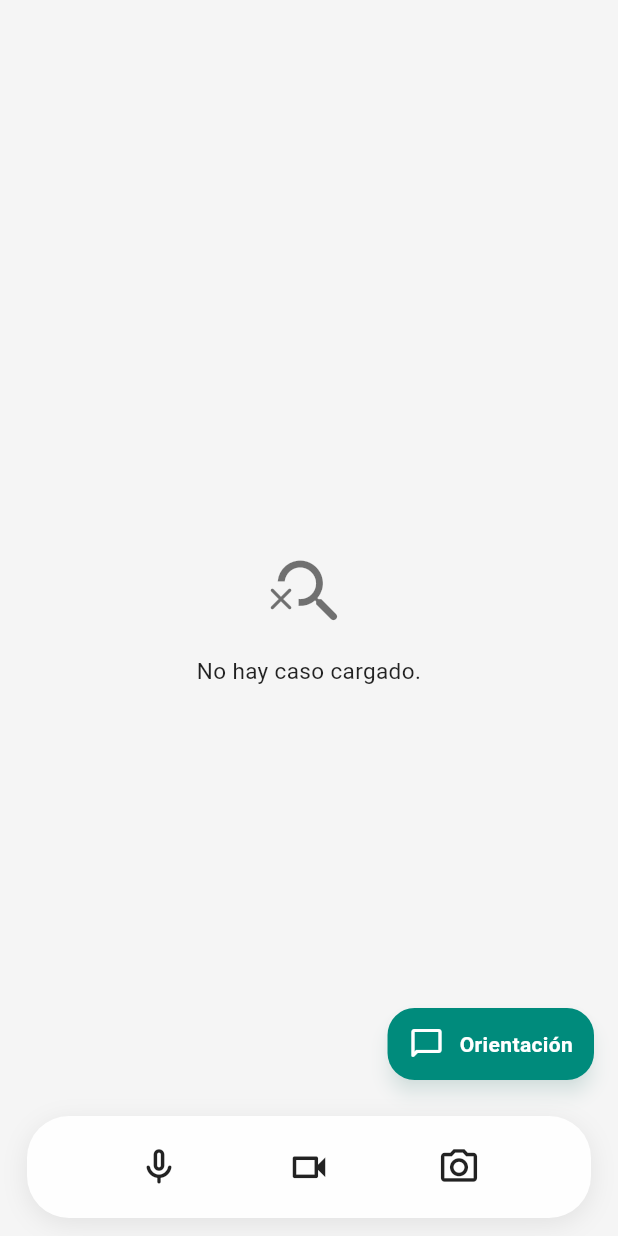
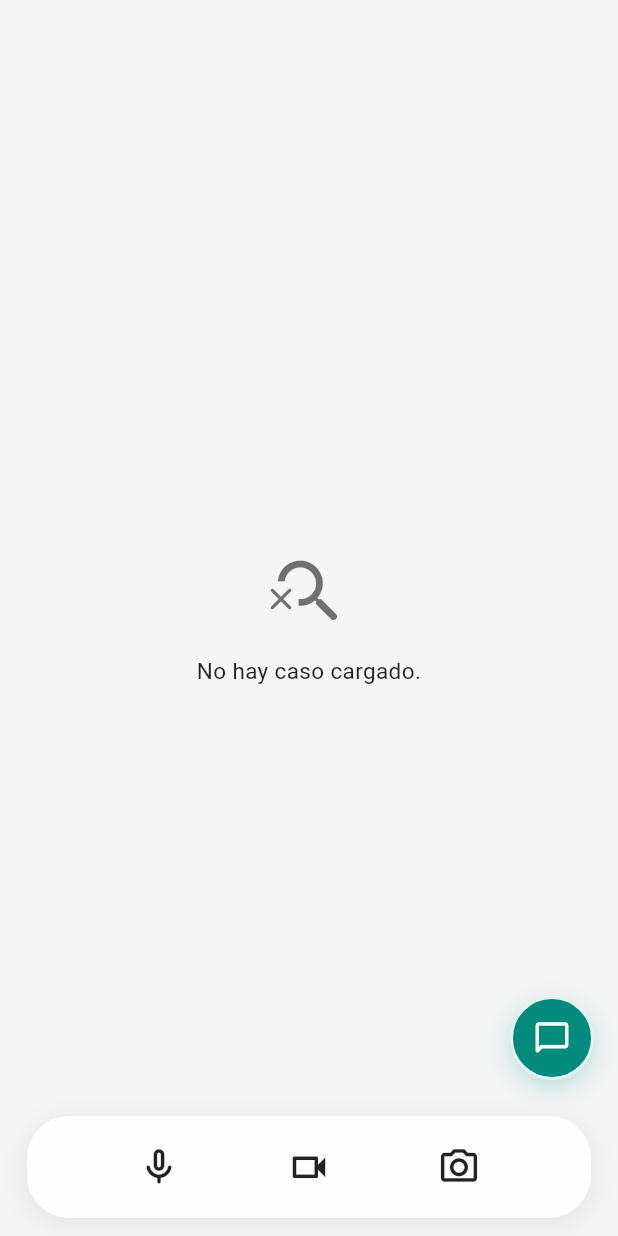
Before and after one commit to JuanCa-Restrepo/Front-App-LILA, a Flutter app: the StateReportPage screen opened directly, on a phone screen of 412 x 824 dp. Run offline on Flutter 3.47's test engine with Material 3 defaults, Android fonts, the phone set to English and light mode, and no system bars; our stand-ins replace dio, flutter_secure_storage, googleapis_auth, image_picker, shared_preferences; missing offline and left inert: googleapis; accounts and stored records are empty; network calls fail.

Commit message:
style: dejar orientación como burbuja estática

```diff
--- a/lib/presentation/widgets/side_chat.dart
+++ b/lib/presentation/widgets/side_chat.dart
@@ -2,108 +2,43 @@ import 'package:flutter/material.dart';
 
 import '../views/onboarding/onboarding_style.dart';
 
-/// Control visual de orientación. Se expande para mostrar su disponibilidad.
-class SideChat extends StatefulWidget {
+/// Burbuja visual de orientación hasta que exista su contenido.
+class SideChat extends StatelessWidget {
   final double? top;
   final double? bottom;
 
   const SideChat({super.key, this.top, this.bottom});
 
   @override
-  State<SideChat> createState() => _SideChatState();
-}
-
-class _SideChatState extends State<SideChat> {
-  bool _expanded = false;
-
-  @override
-  Widget build(BuildContext context) {
-    return Positioned(
+  Widget build(BuildContext context) => Positioned(
     right: 16,
-      top: widget.top,
-      bottom: widget.bottom ?? (widget.top == null ? 104 : null),
+    top: top,
+    bottom: bottom ?? (top == null ? 104 : null),
     child: Semantics(
-        button: true,
-        label: _expanded
-            ? 'Orientación disponible próximamente. Cerrar aviso'
-            : 'Orientación. Mostrar disponibilidad',
-        child: Material(
-          color: _expanded ? Colors.white : OnboardingPalette.teal,
-          elevation: 5,
-          shadowColor: OnboardingPalette.teal.withValues(alpha: 0.24),
-          shape: RoundedRectangleBorder(
-            borderRadius: BorderRadius.circular(18),
-            side: _expanded
-                ? const BorderSide(color: OnboardingPalette.paleTeal, width: 2)
-                : BorderSide.none,
-          ),
-          clipBehavior: Clip.antiAlias,
-          child: InkWell(
-            onTap: () => setState(() => _expanded = !_expanded),
-            child: AnimatedSize(
-              duration: const Duration(milliseconds: 220),
-              curve: Curves.easeInOut,
-              alignment: Alignment.centerRight,
-              child: Padding(
-                padding: const EdgeInsets.symmetric(
-                  horizontal: 14,
-                  vertical: 12,
-                ),
-                child: Row(
-                  mainAxisSize: MainAxisSize.min,
-                  children: [
-                    Icon(
-                      Icons.chat_bubble_outline_rounded,
-                      size: 24,
-                      color: _expanded ? OnboardingPalette.teal : Colors.white,
-                    ),
-                    const SizedBox(width: 10),
-                    if (_expanded)
-                      const Column(
-                        crossAxisAlignment: CrossAxisAlignment.start,
-                        mainAxisSize: MainAxisSize.min,
-                        children: [
-                          Text(
-                            'Orientación',
-                            style: TextStyle(
+      label: 'Orientación disponible próximamente',
+      child: AbsorbPointer(
+        child: Container(
+          width: 56,
+          height: 56,
+          decoration: BoxDecoration(
             color: OnboardingPalette.teal,
-                              fontSize: 14,
-                              fontWeight: FontWeight.w800,
-                            ),
-                          ),
-                          Text(
-                            'Próximamente',
-                            style: TextStyle(
-                              color: OnboardingPalette.ink,
-                              fontSize: 11,
-                            ),
+            shape: BoxShape.circle,
+            border: Border.all(color: OnboardingPalette.paleTeal, width: 2),
+            boxShadow: [
+              BoxShadow(
+                color: OnboardingPalette.teal.withValues(alpha: 0.24),
+                blurRadius: 14,
+                offset: const Offset(0, 5),
               ),
             ],
-                      )
-                    else
-                      const Text(
-                        'Orientación',
-                        style: TextStyle(
+          ),
+          child: const Icon(
+            Icons.chat_bubble_outline_rounded,
+            size: 26,
             color: Colors.white,
-                          fontSize: 14,
-                          fontWeight: FontWeight.w700,
-                        ),
-                      ),
-                    if (_expanded) ...[
-                      const SizedBox(width: 12),
-                      const Icon(
-                        Icons.close_rounded,
-                        size: 18,
-                        color: OnboardingPalette.teal,
-                      ),
-                    ],
-                  ],
-                ),
-              ),
           ),
         ),
       ),
     ),
   );
 }
-}
```
Lines whose indentation alone changed are shown as unchanged.
